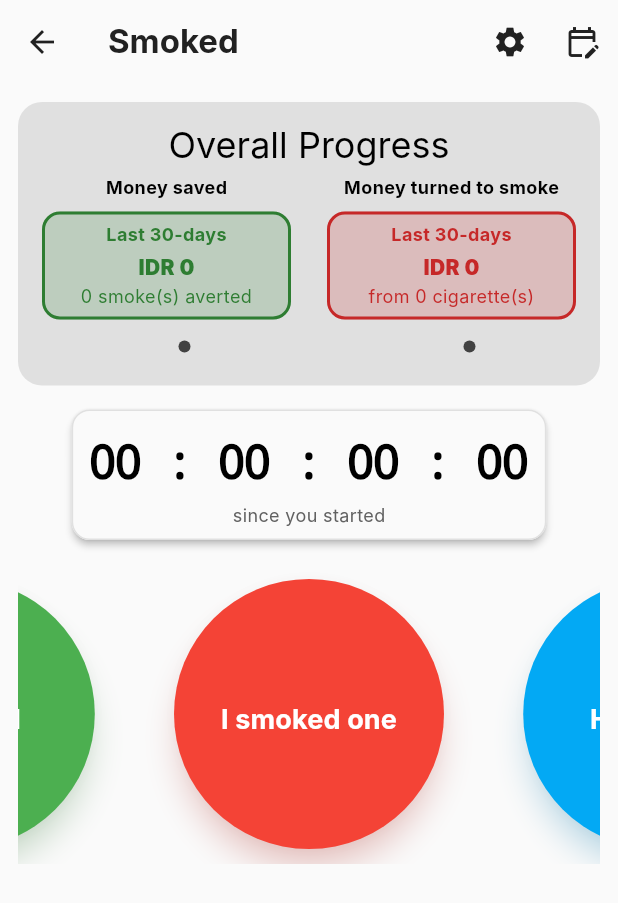
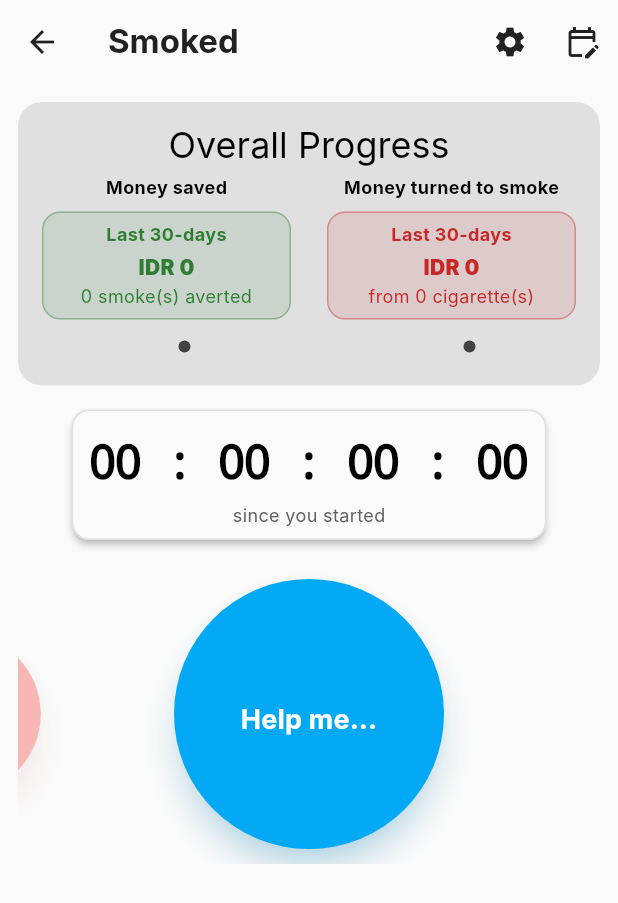
Before and after one commit to ryndaman/Smoked_app_1, a Flutter app: the LogScreen screen opened directly, on a phone screen of 412 x 824 dp. Shown: the top 903 px of the screen. Run offline on Flutter 3.47's test engine with Material 3 defaults, Android fonts, the phone set to English and light mode, and no system bars; our stand-ins replace csv, fl_chart, font_awesome_flutter, share_plus, shared_preferences; accounts and stored records are empty; Roboto replaces fonts that are missing (Inter); statements that could not run were skipped.

Commit message:
feat: removed --resisted-- button and corresponding functions

```diff
--- a/lib/models/resisted_event.dart
+++ /dev/null
@@ -1,17 +0,0 @@
-// lib/models/resisted_event.dart
-
-class ResistedEvent {
-  final DateTime timestamp;
-
-  ResistedEvent({required this.timestamp});
-
-  Map<String, dynamic> toJson() => {
-        'timestamp': timestamp.toIso8601String(),
-      };
-
-  factory ResistedEvent.fromJson(Map<String, dynamic> json) {
-    return ResistedEvent(
-      timestamp: DateTime.parse(json['timestamp']),
-    );
-  }
-}
--- a/lib/widgets/action_button_carousel.dart
+++ b/lib/widgets/action_button_carousel.dart
@@ -37,19 +37,19 @@ class _ActionButtonCarouselState extends State<ActionButtonCarousel> {
 
     final List<Widget> actionButtons = [
       // --- I Resisted Button ---
-      _ActionButton(
-        label: "I resisted",
-        color: Colors.green,
-        onPressed: () {
-          dataProvider.logResistedEvent();
-          ScaffoldMessenger.of(context).showSnackBar(
-            const SnackBar(
-              content: Text("Craving conquered! Well done."),
-              duration: Duration(seconds: 2),
-            ),
-          );
-        },
-      ),
+      // _ActionButton(
+      //   label: "I resisted",
+      //   color: Colors.green,
+      //   onPressed: () {
+      //     dataProvider.logResistedEvent();
+      //     ScaffoldMessenger.of(context).showSnackBar(
+      //       const SnackBar(
+      //         content: Text("Craving conquered! Well done."),
+      //         duration: Duration(seconds: 2),
+      //       ),
+      //     );
+      //   },
+      // ),
       // --- I Smoked One Button ---
       _ActionButton(
         label: "I smoked one",
--- a/lib/widgets/financial_info_widget.dart
+++ b/lib/widgets/financial_info_widget.dart
@@ -224,11 +224,11 @@ class _StatCard extends StatelessWidget {
   @override
   Widget build(BuildContext context) {
     return Card(
-      color: color.withAlpha(50),
+      color: color.withAlpha(30),
       elevation: 0,
       shape: RoundedRectangleBorder(
         borderRadius: BorderRadius.circular(12),
-        side: BorderSide(color: color.withAlpha(255), width: 2.0),
+        side: BorderSide(color: color.withAlpha(100), width: 1.0),
       ),
       child: Padding(
         padding: const EdgeInsets.symmetric(horizontal: 8.0, vertical: 4.0),
```
Also changed, not shown: lib/providers/smoke_data_provider.dart (+9 -24 lines), lib/services/local_storage_service.dart (+15 -16 lines).
